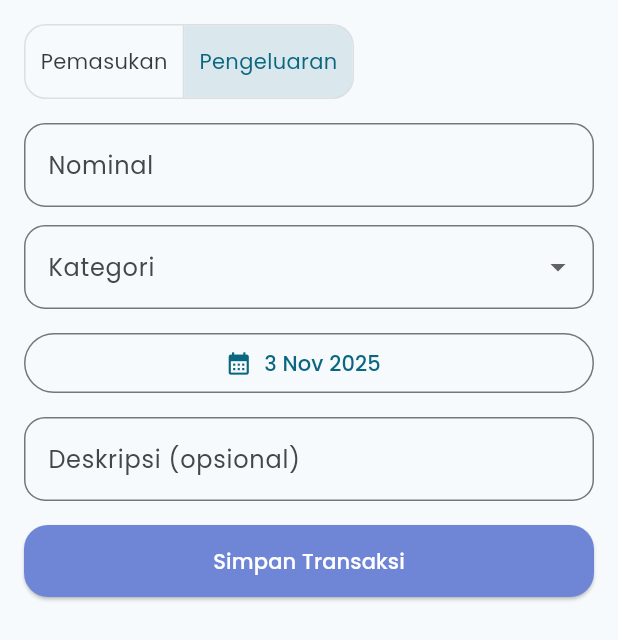
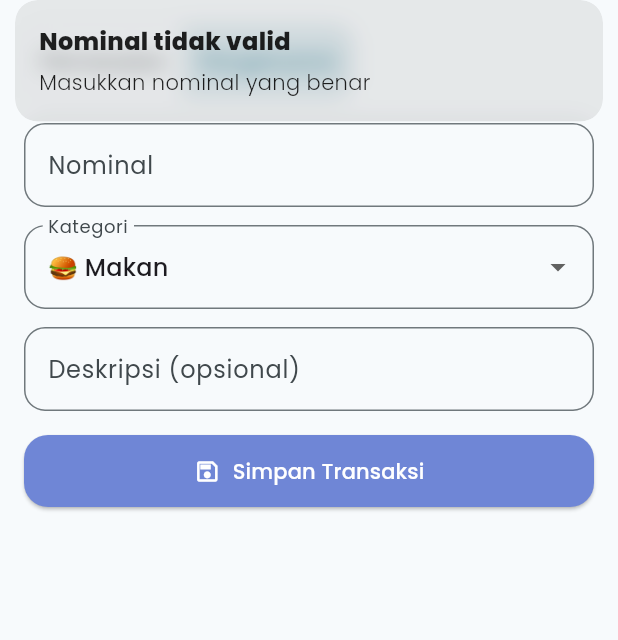
Before and after one commit to zainalsalamun/moni_mate_flutter, a Flutter app: the AddPage widget shown alone on an empty page, opened directly, after a tap on "Simpan Transaksi", on a phone screen of 412 x 824 dp. Shown: the top 640 px of the screen. Run offline on Flutter 3.47's test engine with Material 3 defaults, Android fonts, the phone set to English and light mode, and no system bars; our stand-ins replace csv, get, get_storage, google_fonts, hive, hive_flutter and 1 more; accounts and stored records are empty.

Commit message:
update ; integration add page service

```diff
--- a/lib/pages/add_page.dart
+++ b/lib/pages/add_page.dart
@@ -1,8 +1,21 @@
+import 'package:flutter/material.dart';
+import 'package:get/get.dart';
+import 'package:monimate/data/controller/transaction_controller.dart';
 
-import 'package:flutter/material.dart';
+class AddPage extends StatefulWidget {
+  const AddPage({super.key});
 
-class AddPage extends StatelessWidget {
-  const AddPage({super.key});
+  @override
+  State<AddPage> createState() => _AddPageState();
+}
+
+class _AddPageState extends State<AddPage> {
+  final TransactionController controller = Get.find();
+
+  String type = 'expense';
+  String category = 'makan';
+  final TextEditingController nominalC = TextEditingController();
+  final TextEditingController descC = TextEditingController();
 
   @override
   Widget build(BuildContext context) {
@@ -10,13 +23,21 @@ class AddPage extends StatelessWidget {
       padding: const EdgeInsets.all(16),
       children: [
         ToggleButtons(
-          isSelected: const [false, true],
+          isSelected: [type == 'income', type == 'expense'],
           borderRadius: BorderRadius.circular(14),
-          children: const [Padding(padding: EdgeInsets.all(10), child: Text('Pemasukan')), Padding(padding: EdgeInsets.all(10), child: Text('Pengeluaran'))],
-          onPressed: (_){},
+          onPressed: (i) {
+            setState(() => type = i == 0 ? 'income' : 'expense');
+          },
+          children: const [
+            Padding(padding: EdgeInsets.all(10), child: Text('Pemasukan')),
+            Padding(padding: EdgeInsets.all(10), child: Text('Pengeluaran')),
+          ],
         ),
         const SizedBox(height: 16),
+
+        // Nominal
         TextField(
+          controller: nominalC,
           keyboardType: TextInputType.number,
           decoration: InputDecoration(
             labelText: 'Nominal',
@@ -25,30 +46,54 @@ class AddPage extends StatelessWidget {
           ),
         ),
         const SizedBox(height: 12),
+
+        // Kategori
         DropdownButtonFormField<String>(
+          value: category,
           items: const [
             DropdownMenuItem(value: 'makan', child: Text('🍔 Makan')),
             DropdownMenuItem(value: 'transport', child: Text('🚗 Transport')),
             DropdownMenuItem(value: 'hiburan', child: Text('🎮 Hiburan')),
             DropdownMenuItem(value: 'gaji', child: Text('💼 Pemasukan')),
           ],
-          onChanged: (_){},
+          onChanged: (v) => setState(() => category = v!),
           decoration: InputDecoration(
             labelText: 'Kategori',
             border: OutlineInputBorder(borderRadius: BorderRadius.circular(14)),
           ),
         ),
         const SizedBox(height: 12),
-        OutlinedButton.icon(onPressed: (){}, icon: const Icon(Icons.calendar_month), label: const Text('3 Nov 2025')),
-        const SizedBox(height: 12),
+
+        // Deskripsi
         TextField(
+          controller: descC,
           decoration: InputDecoration(
             labelText: 'Deskripsi (opsional)',
             border: OutlineInputBorder(borderRadius: BorderRadius.circular(14)),
           ),
         ),
         const SizedBox(height: 16),
-        ElevatedButton(onPressed: (){}, child: const Text('Simpan Transaksi')),
+
+        ElevatedButton.icon(
+          icon: const Icon(Icons.save_outlined),
+          label: const Text('Simpan Transaksi'),
+          onPressed: () {
+            final amount = double.tryParse(
+                    nominalC.text.replaceAll('.', '').replaceAll(',', '.')) ??
+                0;
+            if (amount <= 0) {
+              Get.snackbar(
+                  'Nominal tidak valid', 'Masukkan nominal yang benar');
+              return;
+            }
+
+            controller.addTransaction(type, category, amount, descC.text);
+            Get.snackbar('Berhasil', 'Transaksi disimpan!');
+            nominalC.clear();
+            descC.clear();
+            FocusScope.of(context).unfocus();
+          },
+        ),
       ],
     );
   }
```
